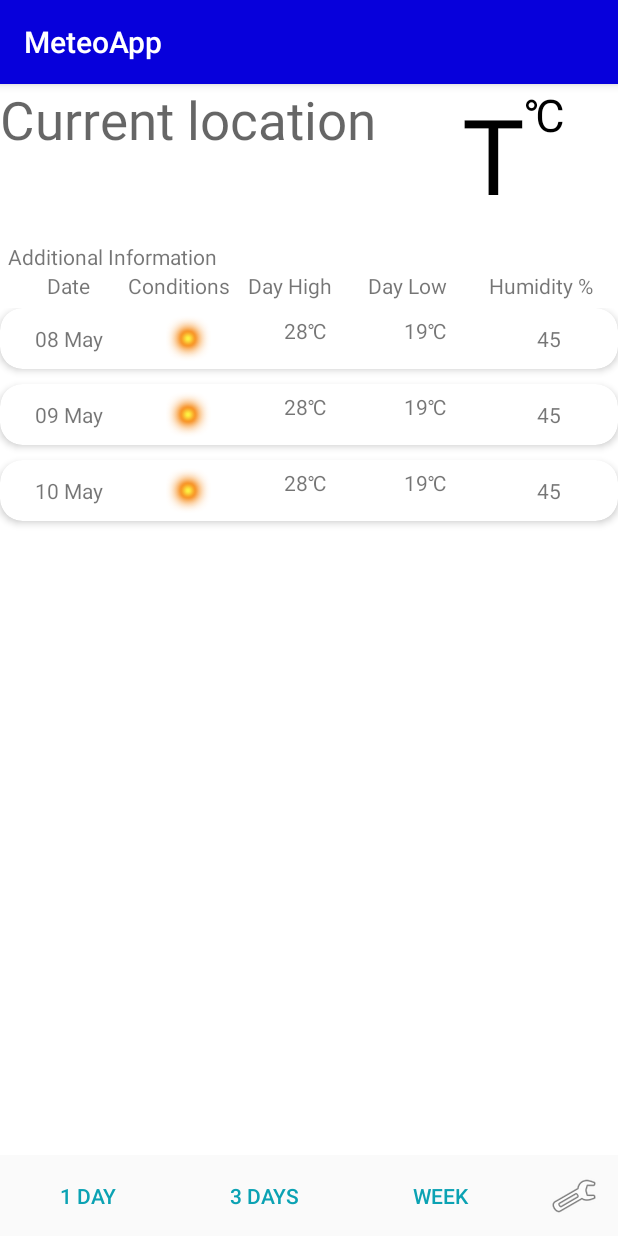
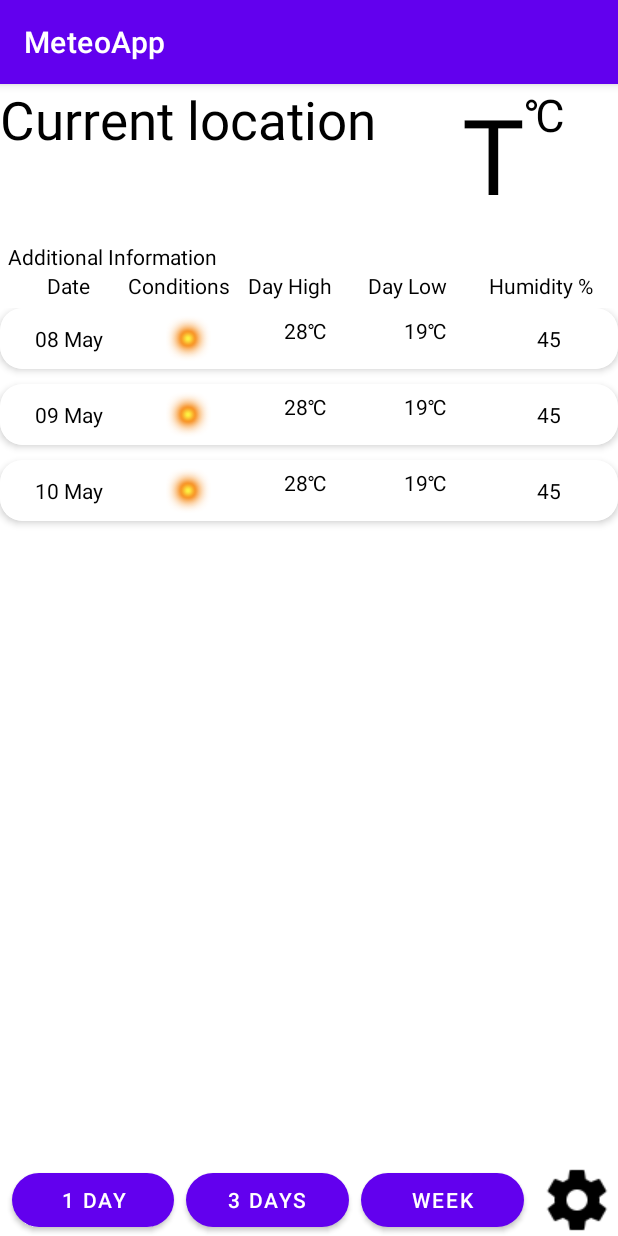
Before and after one commit to Donolaktys/AndroidBase_25.04.20, an Android app: the screen it shows after launch (MainActivity), after a tap on "3 DAYS", on a phone screen of 412 x 824 dp. Run offline under Robolectric (Android 15) with nearby library versions, the phone set to English and light mode, and no system bars.

Commit message:
Замена кнопок. Цвета для темной темы

```diff
--- a/app/build.gradle
+++ b/app/build.gradle
@@ -37,4 +37,5 @@ dependencies {
     androidTestImplementation 'androidx.test.espresso:espresso-core:3.1.0'
     implementation 'androidx.recyclerview:recyclerview:1.0.0'
     implementation 'androidx.cardview:cardview:1.0.0'
+    implementation 'com.google.android.material:material:1.0.0-rc01'
 }
--- a/app/src/main/java/ru/geekbrains/meteoapp/MainActivity.java
+++ b/app/src/main/java/ru/geekbrains/meteoapp/MainActivity.java
@@ -48,8 +48,6 @@ public class MainActivity extends AppCompatActivity implements Constants {
         oneDayFragment = new OneDayFragment();
         threeDaysFragment = new ThreeDaysFragment();
         weekFragment = new WeekFragment();
-
-
 
         //единица измерения по умолчанию
         measure.setText(getApplicationContext().getText(R.string.MEASUREMENT_CELSIUS));
--- a/app/src/main/res/drawable/day_view_decorator.xml
+++ b/app/src/main/res/drawable/day_view_decorator.xml
@@ -2,5 +2,4 @@
 <shape xmlns:android="http://schemas.android.com/apk/res/android"
     android:shape="rectangle">
     <size android:height="10dp" />
-    <solid android:color="@color/backGr" />
 </shape>
--- a/app/src/main/res/layout/activity_location.xml
+++ b/app/src/main/res/layout/activity_location.xml
@@ -16,6 +16,8 @@
         android:selectAllOnFocus="false"
         android:singleLine="true"
         android:textColor="@color/textColor"
+        android:textColorHint="@color/textColor"
+        android:background="@color/colorPrimary"
         app:layout_constraintEnd_toEndOf="parent"
         app:layout_constraintStart_toStartOf="parent"
         app:layout_constraintTop_toTopOf="parent" />
--- a/app/src/main/res/layout/activity_main.xml
+++ b/app/src/main/res/layout/activity_main.xml
@@ -1,28 +1,29 @@
 <?xml version="1.0" encoding="utf-8"?>
-<LinearLayout xmlns:android="http://schemas.android.com/apk/res/android"
+<androidx.appcompat.widget.LinearLayoutCompat xmlns:android="http://schemas.android.com/apk/res/android"
     xmlns:app="http://schemas.android.com/apk/res-auto"
     xmlns:tools="http://schemas.android.com/tools"
     android:layout_width="match_parent"
     android:layout_height="match_parent"
     android:orientation="vertical"
+    style="@style/AppTheme"
     tools:context=".MainActivity">
 
     <LinearLayout
         android:layout_width="match_parent"
         android:layout_height="100dp"
         android:layout_weight="0"
-    android:background="@color/backGr"
-    android:orientation="horizontal">
+        android:orientation="horizontal"
+        android:background="@color/backGr">
 
         <TextView
             android:id="@+id/localityChoice"
             android:layout_width="0dp"
             android:layout_height="match_parent"
             android:layout_weight="5"
-        android:background="@color/backGr"
             android:hint="@string/localityChoice"
-        android:textColor="@color/textColor"
-        android:textSize="@dimen/locality" />
+            android:textColorHint="@color/textColor"
+            android:textSize="@dimen/locality"
+            android:textColor="@color/textColor"/>
 
         <TextView
             android:id="@+id/temperature"
@@ -30,16 +31,16 @@
             android:layout_height="match_parent"
             android:layout_weight="0"
             android:text="@string/temperature"
-        android:textColor="@color/textColor"
-        android:textSize="@dimen/temperature" />
+            android:textSize="@dimen/temperature"
+            android:textColor="@color/textColor"/>
 
         <TextView
             android:id="@+id/measure"
             android:layout_width="0dp"
             android:layout_height="match_parent"
             android:layout_weight="1"
-        android:textColor="@color/textColor"
-        android:textSize="@dimen/measure" />
+            android:textSize="@dimen/measure"
+            android:textColor="@color/textColor"/>
 
     </LinearLayout>
 
@@ -47,20 +48,22 @@
         android:layout_width="match_parent"
         android:layout_height="wrap_content"
         android:layout_weight="0"
-    android:background="@color/backGr"
         android:orientation="vertical"
-    android:padding="5dp">
+        android:padding="5dp"
+        android:background="@color/backGr">
 
         <TextView
             android:id="@+id/infoLink"
             android:layout_width="match_parent"
             android:layout_height="match_parent"
-        android:text="@string/infoLink" />
+            android:text="@string/infoLink"
+            android:textColor="@color/textColor"/>
 
         <LinearLayout
             android:layout_width="match_parent"
             android:layout_height="match_parent"
-        android:orientation="horizontal">
+            android:orientation="horizontal"
+            android:background="@color/backGr">
 
             <TextView
                 android:id="@+id/itemDate"
@@ -68,35 +71,40 @@
                 android:layout_height="match_parent"
                 android:layout_weight="1"
                 android:gravity="center_horizontal"
-            android:text="@string/date" />
+                android:text="@string/date"
+                android:textColor="@color/textColor"/>
 
             <TextView
                 android:id="@+id/itemConditions"
                 android:layout_width="0dp"
                 android:layout_height="match_parent"
                 android:layout_weight="1"
-            android:text="@string/conditions" />
+                android:text="@string/conditions"
+                android:textColor="@color/textColor"/>
 
             <TextView
                 android:id="@+id/dayHigh"
                 android:layout_width="0dp"
                 android:layout_height="wrap_content"
                 android:layout_weight="1"
-            android:text="@string/dayHigh" />
+                android:text="@string/dayHigh"
+                android:textColor="@color/textColor"/>
 
             <TextView
                 android:id="@+id/dayLow"
                 android:layout_width="0dp"
                 android:layout_height="wrap_content"
                 android:layout_weight="1"
-            android:text="@string/dayLow" />
+                android:text="@string/dayLow"
+                android:textColor="@color/textColor"/>
 
             <TextView
                 android:id="@+id/humidity"
                 android:layout_width="0dp"
                 android:layout_height="wrap_content"
                 android:layout_weight="1"
-            android:text="@string/humidity" />
+                android:text="@string/humidity"
+                android:textColor="@color/textColor"/>
         </LinearLayout>
 
 
@@ -109,49 +117,52 @@
         android:layout_height="wrap_content"
         android:layout_weight="1"
         android:background="@color/backGr">
-
     </FrameLayout>
 
-<LinearLayout
-    style="?android:attr/buttonBarStyle"
+    <com.google.android.material.circularreveal.CircularRevealLinearLayout
         android:layout_width="match_parent"
         android:layout_height="wrap_content"
         android:layout_weight="0"
-    android:orientation="horizontal">
+        android:orientation="horizontal"
+        android:background="@color/backGr">
 
-    <Button
+        <com.google.android.material.button.MaterialButton
             android:id="@+id/oneDayBtn"
-        style="?android:attr/buttonBarButtonStyle"
             android:layout_width="0dp"
             android:layout_height="wrap_content"
             android:layout_weight="2"
-        android:text="@string/oneDay" />
+            android:layout_marginStart="8dp"
+            android:text="@string/oneDay"
+            app:cornerRadius="20dp"/>
 
-    <Button
+        <com.google.android.material.button.MaterialButton
             android:id="@+id/threeDaysBtn"
-        style="?android:attr/buttonBarButtonStyle"
             android:layout_width="0dp"
             android:layout_height="wrap_content"
             android:layout_weight="2"
-        android:text="@string/threeDays" />
+            android:layout_marginStart="8dp"
+            android:text="@string/threeDays"
+            app:cornerRadius="20dp"/>
 
-    <Button
+        <com.google.android.material.button.MaterialButton
             android:id="@+id/weekBtn"
-        style="?android:attr/buttonBarButtonStyle"
             android:layout_width="0dp"
             android:layout_height="wrap_content"
             android:layout_weight="2"
-        android:text="@string/week" />
+            android:layout_marginStart="8dp"
+            android:text="@string/week"
+            app:cornerRadius="20dp"/>
 
-    <ImageButton
+        <androidx.appcompat.widget.AppCompatImageButton
             android:id="@+id/settingsBtn"
-        style="?android:attr/buttonBarButtonStyle"
             android:layout_width="0dp"
-        android:layout_height="wrap_content"
+            android:layout_height="match_parent"
             android:layout_weight="1"
+            android:layout_marginStart="8dp"
             android:contentDescription="@string/settingsBtnDescription"
-        android:src="@android:drawable/ic_menu_manage" />
+            android:background="@color/backGr"
+            android:src="@drawable/ic_settings_black_24dp" />
 
-</LinearLayout>
+    </com.google.android.material.circularreveal.CircularRevealLinearLayout>
 
-</LinearLayout>
+</androidx.appcompat.widget.LinearLayoutCompat>
--- a/app/src/main/res/layout/activity_settings.xml
+++ b/app/src/main/res/layout/activity_settings.xml
@@ -4,7 +4,8 @@
     xmlns:app="http://schemas.android.com/apk/res-auto"
     xmlns:tools="http://schemas.android.com/tools"
     android:layout_width="match_parent"
-    android:layout_height="match_parent">
+    android:layout_height="match_parent"
+    android:background="@color/backGr">
 
     <Switch
         android:id="@+id/nightModeSwitch"
@@ -14,6 +15,7 @@
         android:layout_marginTop="5dp"
         android:layout_marginEnd="5dp"
         android:text="@string/nightModeSwitch"
+        android:textColor="@color/textColor"
         app:layout_constraintEnd_toEndOf="parent"
         app:layout_constraintHorizontal_bias="1.0"
         app:layout_constraintStart_toStartOf="parent"
@@ -26,6 +28,7 @@
         android:layout_marginStart="5dp"
         android:layout_marginTop="5dp"
         android:text="@string/cBoxWindSpeed"
+        android:textColor="@color/textColor"
         app:layout_constraintStart_toStartOf="parent"
         app:layout_constraintTop_toBottomOf="@+id/nightModeSwitch" />
 
@@ -36,6 +39,7 @@
         android:layout_marginStart="5dp"
         android:layout_marginTop="5dp"
         android:text="@string/cBoxPressure"
+        android:textColor="@color/textColor"
         app:layout_constraintStart_toStartOf="parent"
         app:layout_constraintTop_toBottomOf="@+id/cBoxWindSpeed" />
 </androidx.constraintlayout.widget.ConstraintLayout>
--- a/app/src/main/res/layout/fragment_one_day.xml
+++ b/app/src/main/res/layout/fragment_one_day.xml
@@ -5,6 +5,8 @@
     android:layout_width="match_parent"
     android:layout_height="wrap_content"
     android:background="@color/backGr"
-    tools:listitem="@layout/item_view_day">
+    tools:listitem="@layout/item_view_day"
+    tools:context=".OneDayFragment"
+    >
 
 </androidx.recyclerview.widget.RecyclerView>
--- a/app/src/main/res/layout/fragment_three_days.xml
+++ b/app/src/main/res/layout/fragment_three_days.xml
@@ -1,17 +1,11 @@
 <?xml version="1.0" encoding="utf-8"?>
-<FrameLayout xmlns:android="http://schemas.android.com/apk/res/android"
+<androidx.recyclerview.widget.RecyclerView xmlns:android="http://schemas.android.com/apk/res/android"
     xmlns:tools="http://schemas.android.com/tools"
+    android:id="@+id/fragmentViewThreeDay"
     android:layout_width="match_parent"
-    android:layout_height="match_parent"
-    tools:context=".ThreeDaysFragment">
+    android:layout_height="wrap_content"
+    android:background="@color/backGr"
+    tools:context=".ThreeDaysFragment"
+    tools:listitem="@layout/item_view_day">
 
-    <androidx.recyclerview.widget.RecyclerView
-        android:id="@+id/fragmentViewThreeDay"
-        android:layout_width="match_parent"
-        android:layout_height="wrap_content"
-        android:background="@color/backGr"
-        tools:listitem="@layout/item_view_day">
-
-    </androidx.recyclerview.widget.RecyclerView>
-
-</FrameLayout>
+</androidx.recyclerview.widget.RecyclerView>
--- a/app/src/main/res/layout/fragment_week.xml
+++ b/app/src/main/res/layout/fragment_week.xml
@@ -1,17 +1,12 @@
 <?xml version="1.0" encoding="utf-8"?>
-<FrameLayout xmlns:android="http://schemas.android.com/apk/res/android"
+<androidx.recyclerview.widget.RecyclerView xmlns:android="http://schemas.android.com/apk/res/android"
     xmlns:tools="http://schemas.android.com/tools"
-    android:layout_width="match_parent"
-    android:layout_height="match_parent"
-    tools:context=".WeekFragment">
 
-    <androidx.recyclerview.widget.RecyclerView
     android:id="@+id/fragmentViewWeek"
     android:layout_width="match_parent"
     android:layout_height="wrap_content"
     android:background="@color/backGr"
+    tools:context=".WeekFragment"
     tools:listitem="@layout/item_view_day">
 
 </androidx.recyclerview.widget.RecyclerView>
-
-</FrameLayout>
--- a/app/src/main/res/layout/item_cities.xml
+++ b/app/src/main/res/layout/item_cities.xml
@@ -2,5 +2,6 @@
 <TextView xmlns:android="http://schemas.android.com/apk/res/android"
     android:layout_width="match_parent"
     android:layout_height="wrap_content"
-    android:textSize="@dimen/sizeItemCity">
-</TextView>
+    android:background="@color/backGr"
+    android:textColor="@color/textColor"
+    android:textSize="@dimen/sizeItemCity"></TextView>
--- a/app/src/main/res/layout/item_view_day.xml
+++ b/app/src/main/res/layout/item_view_day.xml
@@ -4,13 +4,14 @@
     xmlns:tools="http://schemas.android.com/tools"
     android:layout_width="match_parent"
     android:layout_height="wrap_content"
+    android:padding="5dp"
     app:cardCornerRadius="15dp"
-    app:cardElevation="3dp"
-    android:padding="5dp">
+    app:cardElevation="3dp">
 
     <LinearLayout
         android:layout_width="match_parent"
         android:layout_height="wrap_content"
+        android:background="@color/backGr"
         android:orientation="horizontal"
         android:padding="5dp">
 
@@ -19,7 +20,8 @@
             android:layout_width="0dp"
             android:layout_height="match_parent"
             android:layout_weight="2"
-            android:gravity="center_horizontal|center_vertical" />
+            android:gravity="center_horizontal|center_vertical"
+            android:textColor="@color/textColor" />
 
 
         <ImageView
@@ -36,14 +38,16 @@
             android:layout_height="wrap_content"
             android:layout_weight="1"
             android:gravity="end|center"
-            android:text="@string/dataDayHigh" />
+            android:text="@string/dataDayHigh"
+            android:textColor="@color/textColor" />
 
         <TextView
             android:id="@+id/dataDayHighMeasure"
             android:layout_width="0dp"
             android:layout_height="wrap_content"
             android:layout_weight="1"
-            android:gravity="start|center_vertical" />
+            android:gravity="start|center_vertical"
+            android:textColor="@color/textColor" />
 
         <TextView
             android:id="@+id/dataDayLow"
@@ -51,21 +55,24 @@
             android:layout_height="wrap_content"
             android:layout_weight="1"
             android:gravity="end|center_vertical"
-            android:text="@string/dataDayLow" />
+            android:text="@string/dataDayLow"
+            android:textColor="@color/textColor" />
 
         <TextView
             android:id="@+id/dataDayLowMeasure"
             android:layout_width="0dp"
             android:layout_height="wrap_content"
             android:layout_weight="1"
-            android:gravity="start|center_vertical" />
+            android:gravity="start|center_vertical"
+            android:textColor="@color/textColor" />
 
         <TextView
             android:id="@+id/dataHumidity"
             android:layout_width="0dp"
             android:layout_height="match_parent"
+            android:layout_weight="2"
             android:gravity="center_horizontal|center_vertical"
-            android:layout_weight="2"
-            android:text="@string/dataHumidity" />
+            android:text="@string/dataHumidity"
+            android:textColor="@color/textColor" />
     </LinearLayout>
 </androidx.cardview.widget.CardView>
--- a/app/src/main/res/values-night/colors.xml
+++ b/app/src/main/res/values-night/colors.xml
@@ -1,8 +1,8 @@
 <?xml version="1.0" encoding="utf-8"?>
 <resources>
-    <color name="colorPrimary">#0700db</color>
-    <color name="colorPrimaryDark">#0040ad</color>
-    <color name="colorAccent">#0ba2b3</color>
-    <color name="backGr">#000000</color>
-    <color name="textColor">#ffffff</color>
+    <color name="colorPrimary">#27292D</color>
+    <color name="colorPrimaryDark">#1F2023</color>
+    <color name="colorAccent">#383B40</color>
+    <color name="backGr">#1F2023</color>
+    <color name="textColor">#99ffffff</color>
 </resources>
--- a/app/src/main/res/values/colors.xml
+++ b/app/src/main/res/values/colors.xml
@@ -1,8 +1,8 @@
 <?xml version="1.0" encoding="utf-8"?>
 <resources>
-    <color name="colorPrimary">#0700db</color>
-    <color name="colorPrimaryDark">#0040ad</color>
-    <color name="colorAccent">#0ba2b3</color>
+    <color name="colorPrimary">#6200EE</color>
+    <color name="colorPrimaryDark">#3700B3</color>
+    <color name="colorAccent">#03DAC5</color>
     <color name="backGr">#ffffff</color>
     <color name="textColor">#000000</color>
 </resources>
--- a/app/src/main/res/values/styles.xml
+++ b/app/src/main/res/values/styles.xml
@@ -1,11 +1,13 @@
 <resources>
 
     <!-- Base application theme. -->
-    <style name="AppTheme" parent="Theme.AppCompat.Light.DarkActionBar">
+    <style name="AppTheme" parent="Theme.MaterialComponents.Light.DarkActionBar">
         <!-- Customize your theme here. -->
         <item name="colorPrimary">@color/colorPrimary</item>
         <item name="colorPrimaryDark">@color/colorPrimaryDark</item>
         <item name="colorAccent">@color/colorAccent</item>
     </style>
 
+    <style name="AppDarkTheme" parent="Theme.MaterialComponents"/>
+
 </resources>
```
Also changed, not shown: app/src/main/res/drawable-v24/ic_settings_applications_black_24dp.png (added), app/src/main/res/drawable-v24/ic_settings_black_24dp.png (added). Lines whose indentation alone changed are shown as unchanged.
